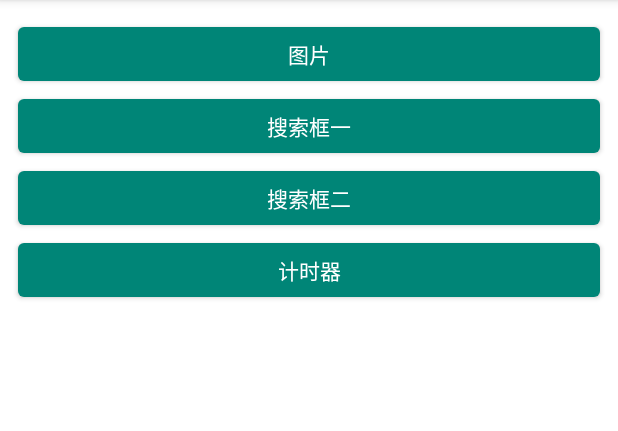
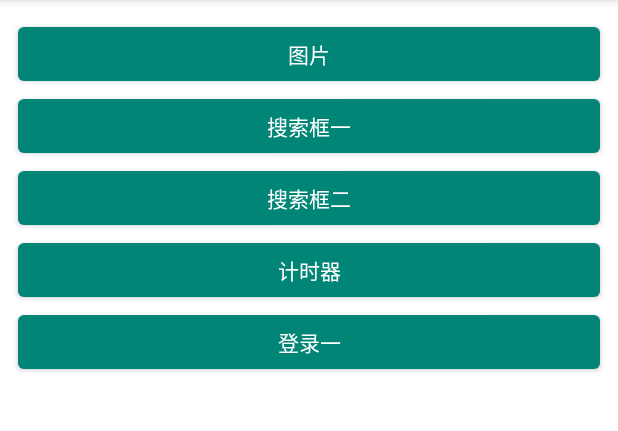
Before and after one commit to snpmyn/Widget, an Android app: the screen it shows after launch (MainActivity), after a tap on "图片", on a phone screen of 412 x 824 dp, the part 84-515 px from its top. Run offline under Robolectric (Android 15) with nearby library versions, the phone set to English and light mode, and no system bars; our stand-ins replace ButterKnife; libraries missing offline, so code that uses them is left out: com.zsp.utilone; 1 statement that could not run was skipped.

Commit message:
登录一

```diff
--- a/app/src/main/AndroidManifest.xml
+++ b/app/src/main/AndroidManifest.xml
@@ -15,6 +15,8 @@
         android:theme="@style/AppTheme"
         tools:ignore="GoogleAppIndexingWarning"
         tools:replace="android:allowBackup">
+        <activity android:name="example.HomeActivity" />
+        <activity android:name="example.LoginOneActivity" />
         <activity android:name="example.TimerActivity" />
         <activity android:name="example.SearchBoxOneActivity" />
         <activity android:name="example.SearchBoxTwoActivity" />
--- a/app/src/main/java/com/zsp/widget/MainActivity.java
+++ b/app/src/main/java/com/zsp/widget/MainActivity.java
@@ -9,6 +9,7 @@ import com.zsp.utilone.IntentUtils;
 
 import butterknife.ButterKnife;
 import butterknife.OnClick;
+import example.LoginOneActivity;
 import example.PictureActivity;
 import example.SearchBoxOneActivity;
 import example.SearchBoxTwoActivity;
@@ -30,7 +31,8 @@ public class MainActivity extends AppCompatActivity {
     @OnClick({R.id.mainActivityMbPicture,
             R.id.mainActivitySearchBoxOne,
             R.id.mainActivitySearchBoxTwo,
-            R.id.mainActivityTimer})
+            R.id.mainActivityTimer,
+            R.id.mainActivityLoginOne})
     public void onViewClicked(View view) {
         switch (view.getId()) {
             // Switch
@@ -49,6 +51,9 @@ public class MainActivity extends AppCompatActivity {
             case R.id.mainActivityTimer:
                 IntentUtils.jumpNoBundle(this, TimerActivity.class);
                 break;
+            // 登录一
+            case R.id.mainActivityLoginOne:
+                IntentUtils.jumpNoBundle(this, LoginOneActivity.class);
             default:
                 break;
         }
--- /dev/null
+++ b/app/src/main/res/layout/activity_home.xml
@@ -0,0 +1,6 @@
+<?xml version="1.0" encoding="utf-8"?>
+<androidx.constraintlayout.widget.ConstraintLayout xmlns:android="http://schemas.android.com/apk/res/android"
+    xmlns:tools="http://schemas.android.com/tools"
+    android:layout_width="match_parent"
+    android:layout_height="match_parent"
+    tools:context="example.HomeActivity" />
--- a/app/src/main/res/layout/activity_main.xml
+++ b/app/src/main/res/layout/activity_main.xml
@@ -35,4 +35,11 @@
         android:layout_height="wrap_content"
         android:text="@string/timer"
         android:textAppearance="?android:attr/textAppearanceInverse" />
+
+    <com.google.android.material.button.MaterialButton
+        android:id="@+id/mainActivityLoginOne"
+        android:layout_width="match_parent"
+        android:layout_height="wrap_content"
+        android:text="@string/loginOne"
+        android:textAppearance="?android:attr/textAppearanceInverse" />
 </LinearLayout>
--- a/app/src/main/res/values/strings.xml
+++ b/app/src/main/res/values/strings.xml
@@ -4,4 +4,5 @@
     <string name="searchBoxOne">搜索框一</string>
     <string name="searchBoxTwo">搜索框二</string>
     <string name="timer">计时器</string>
+    <string name="loginOne">登录一</string>
 </resources>
```
Also changed, not shown: app/src/main/java/example/HomeActivity.java (added, +20 -0 lines), app/src/main/java/example/LoginOneActivity.java (added, +62 -0 lines), app/src/main/res/layout/activity_login_one.xml (added, +15 -0 lines).
